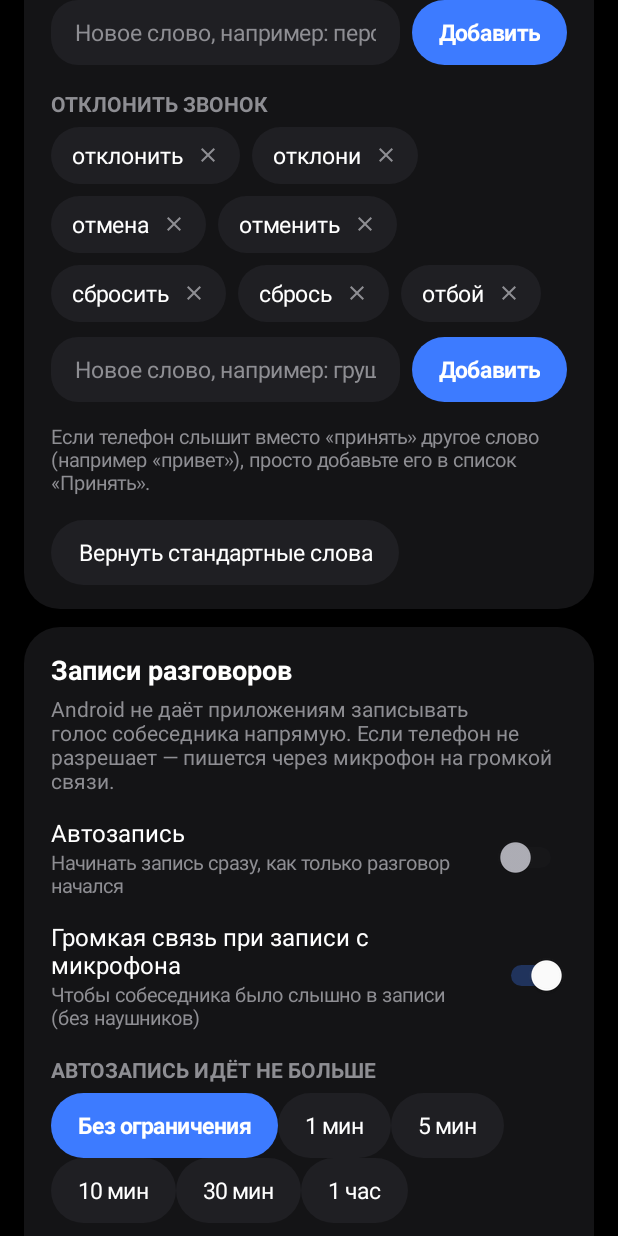
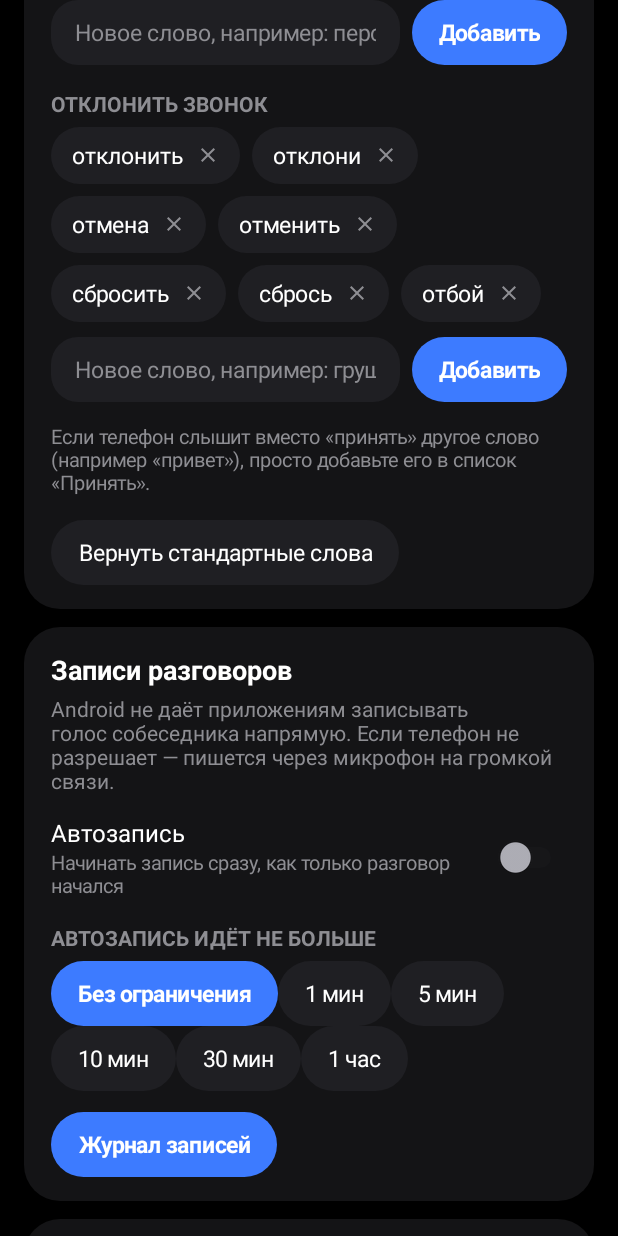
Before and after one commit to v8446719-netizen/VoicePhone, an Android app: the SettingsActivity screen opened directly, with no data from a screen before it, scrolled down 1153 dp, on a phone screen of 412 x 824 dp. Run offline under Robolectric (Android 15) with nearby library versions, the phone set to English and light mode, and no system bars.

Commit message:
v3.19: reliable recording, no false 'broken' state, remove rec speaker switch
Co-Authored-By: Claude Sonnet 5.5 <noreply@anthropic.com>
Claude-Session: https://claude.ai/code/session_011Jn6kjhJojwKntzEoo2PbZ

```diff
--- a/app/build.gradle.kts
+++ b/app/build.gradle.kts
@@ -11,8 +11,8 @@ android {
         applicationId = "com.example.voicephone"
         minSdk = 26
         targetSdk = 34
-        versionCode = 21
-        versionName = "3.18"
+        versionCode = 22
+        versionName = "3.19"
     }
 
     signingConfigs {
--- a/app/src/main/java/com/example/voiceanswer/Prefs.kt
+++ b/app/src/main/java/com/example/voiceanswer/Prefs.kt
@@ -56,7 +56,13 @@ object Prefs {
     fun setRecMaxSeconds(c: Context, s: Int) = p(c).edit().putInt("rec_max", s).apply()
 
     /** Причина, по которой запись на этом телефоне не работает (null — работает). */
-    fun recBroken(c: Context): String? = p(c).getString("rec_broken", null)
+    fun recBroken(c: Context): String? {
+        // в прежних версиях запись могла быть ошибочно помечена как неработающая — один раз сбрасываем
+        if (!p(c).getBoolean("rec_fix_done", false)) {
+            p(c).edit().putBoolean("rec_fix_done", true).remove("rec_broken").remove("rec_fail").apply()
+        }
+        return p(c).getString("rec_broken", null)
+    }
     fun setRecBroken(c: Context, why: String?) {
         if (why == null) p(c).edit().remove("rec_broken").apply() else p(c).edit().putString("rec_broken", why).apply()
     }
--- a/app/src/main/java/com/example/voiceanswer/SettingsActivity.kt
+++ b/app/src/main/java/com/example/voiceanswer/SettingsActivity.kt
@@ -160,7 +160,7 @@ class SettingsActivity : BaseActivity() {
         buildLook(col)
         buildHelp(col)
 
-        val about = Ui.text(a, "Голосовой телефон 3.18", 13f, Theme.sub)
+        val about = Ui.text(a, "Голосовой телефон 3.19", 13f, Theme.sub)
         about.gravity = Gravity.CENTER
         col.addView(about, Ui.margins(Ui.lp(Ui.MATCH, Ui.WRAP), 0, Ui.dp(a, 20), 0, 0))
 
@@ -285,7 +285,6 @@ class SettingsActivity : BaseActivity() {
             "Android не даёт приложениям записывать голос собеседника напрямую. Если телефон не разрешает — пишется через микрофон на громкой связи."
         )
         switchRow(c, "Автозапись", "Начинать запись сразу, как только разговор начался", Prefs.K_AUTO_REC)
-        switchRow(c, "Громкая связь при записи с микрофона", "Чтобы собеседника было слышно в записи (без наушников)", Prefs.K_REC_SPEAKER)
         label(c, "АВТОЗАПИСЬ ИДЁТ НЕ БОЛЬШЕ")
         val opts = listOf(0 to "Без ограничения", 60 to "1 мин", 300 to "5 мин", 600 to "10 мин", 1800 to "30 мин", 3600 to "1 час")
         val flow = FlowLayout(a)
```
Also changed, not shown: app/src/main/java/com/example/voiceanswer/Recorder.kt (+37 -17 lines).
